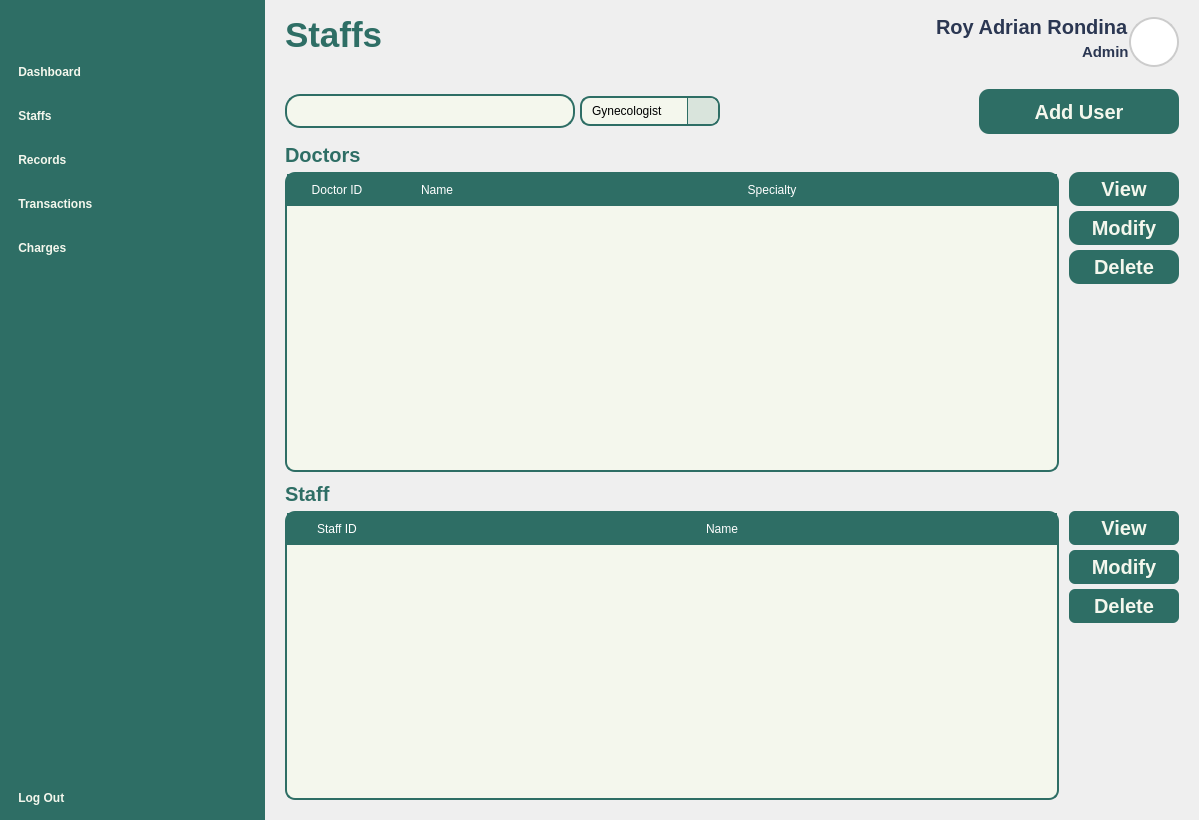
Qt form Views/Admin_Staffs.ui (VinsmokeSanji69/COVACHA_CLINIC_SYSTEM) before a commit.
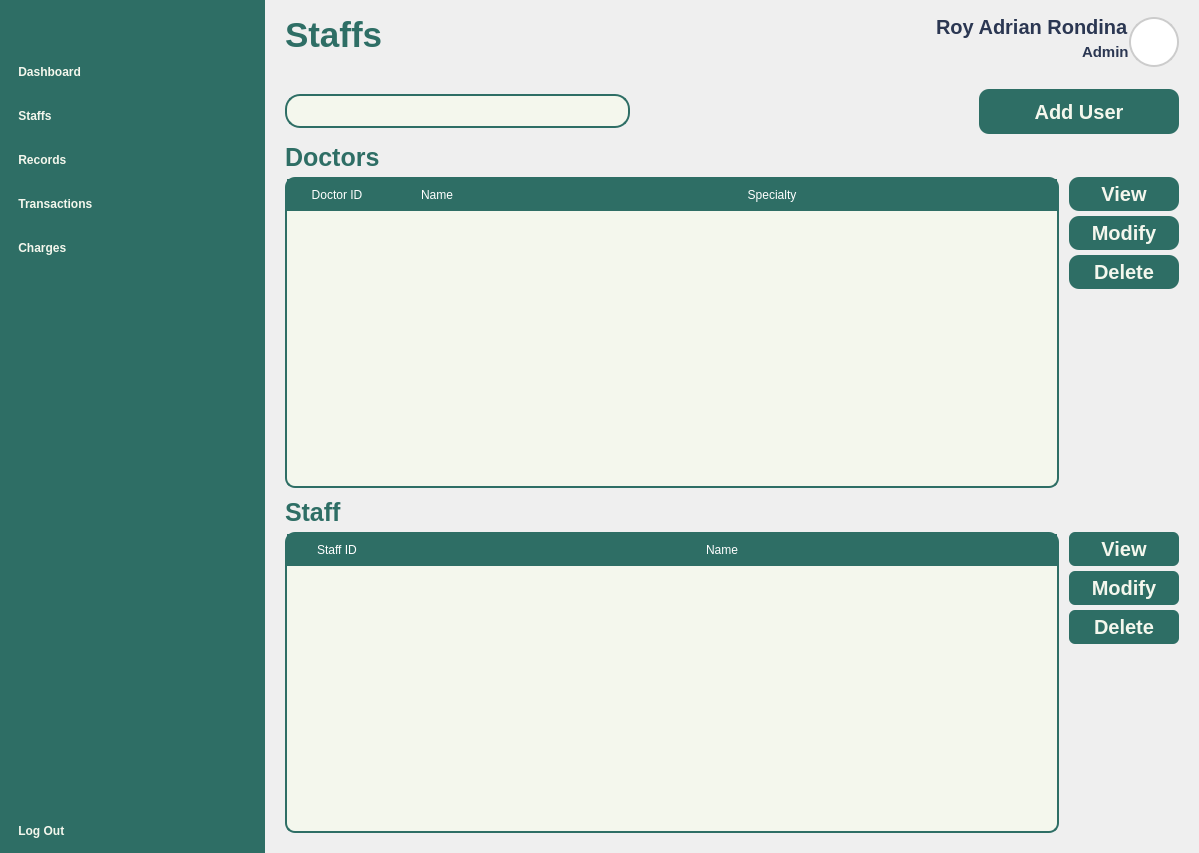
The same form after that commit. Icons and pictures are not drawn.

```diff
--- a/Views/Admin_Staffs.ui
+++ b/Views/Admin_Staffs.ui
@@ -7,7 +7,7 @@
     <x>0</x>
     <y>0</y>
     <width>1199</width>
-    <height>820</height>
+    <height>853</height>
    </rect>
   </property>
   <property name="windowTitle">
@@ -20,27 +20,26 @@
 	border: 0px;
 }
 QPushButton {
-	font: 900 16pt &quot;Satoshi Black&quot;;
+	font: 900 17pt &quot;Satoshi Black&quot;;
 	background-color: transparent;
  	border-radius: 10px;
-	font-weight: bold;	
+	font-weight: bold;
 	color: #F4F7ED;
 	text-align: left;
 	padding: 5px 5px;
 }
 #NavBar {
-    background-color: #2E6E65; 
+    background-color: #2E6E65;
 }
 QLabel {
 	font: 900 10pt &quot;Satoshi Black&quot;;
-	font-size: 20px;
+	font-size: 25px;
 	font-weight: bold;
 	color: #2E6E65;
 	qproperty-alignment: 'AlignLeft';
     qproperty-wordWrap: true;
 	background: transparent;
 }
-
 </string>
   </property>
   <layout class="QHBoxLayout" name="horizontalLayout_4">
@@ -764,43 +763,6 @@
                  </layout>
                 </widget>
                </item>
-               <item>
-                <widget class="QComboBox" name="Specialty">
-                 <property name="sizePolicy">
-                  <sizepolicy hsizetype="Preferred" vsizetype="Fixed">
-                   <horstretch>0</horstretch>
-                   <verstretch>0</verstretch>
-                  </sizepolicy>
-                 </property>
-                 <property name="minimumSize">
-                  <size>
-                   <width>0</width>
-                   <height>0</height>
-                  </size>
-                 </property>
-                 <property name="maximumSize">
-                  <size>
-                   <width>200</width>
-                   <height>16777215</height>
-                  </size>
-                 </property>
-                 <item>
-                  <property name="text">
-                   <string>Gynecologist</string>
-                  </property>
-                 </item>
-                 <item>
-                  <property name="text">
-                   <string>Pediatrician</string>
-                  </property>
-                 </item>
-                 <item>
-                  <property name="text">
-                   <string>Opthalmologist</string>
-                  </property>
-                 </item>
-                </widget>
-               </item>
                <item>
                 <spacer name="horizontalSpacer">
                  <property name="orientation">
@@ -954,7 +916,7 @@
                        <x>0</x>
                        <y>0</y>
                        <width>774</width>
-                       <height>292</height>
+                       <height>308</height>
                       </rect>
                      </property>
                      <property name="sizePolicy">
@@ -987,6 +949,11 @@
                           <verstretch>0</verstretch>
                          </sizepolicy>
                         </property>
+                        <property name="font">
+                         <font>
+                          <pointsize>12</pointsize>
+                         </font>
+                        </property>
                         <property name="styleSheet">
                          <string notr="true">QTableWidget {
 	background-color: #F4F7ED;
@@ -1207,7 +1174,7 @@
                        <x>0</x>
                        <y>0</y>
                        <width>774</width>
-                       <height>288</height>
+                       <height>297</height>
                       </rect>
                      </property>
                      <property name="sizePolicy">
@@ -1234,6 +1201,11 @@
                       </property>
                       <item>
                        <widget class="QTableWidget" name="StaffTable">
+                        <property name="font">
+                         <font>
+                          <pointsize>12</pointsize>
+                         </font>
+                        </property>
                         <property name="styleSheet">
                          <string notr="true">QTableWidget {
 	background-color: #F4F7ED;
```
Left out of the diff: 1 changed line with no effect on the pictures.
